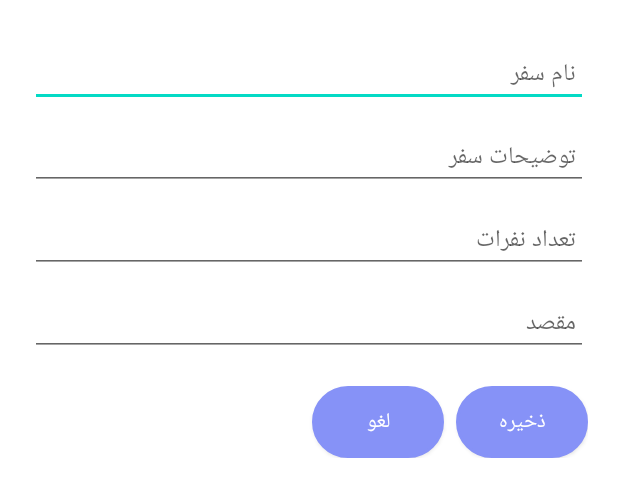
After one commit to zahmadi98/TravelPlanner, an Android app: the layout dialog_edit_trip.xml on its own in the app's theme, with its tools: preview values and no code run, on a phone screen of 412 x 824 dp. The commit adds this screen. Shown: the top 497 px of the screen. Run offline under Robolectric (Android 15) with nearby library versions, the phone set to English and light mode, and no system bars.

Commit message:
add an edit button

```diff
--- /dev/null
+++ b/app/src/main/res/layout/dialog_edit_trip.xml
@@ -0,0 +1,79 @@
+<LinearLayout xmlns:android="http://schemas.android.com/apk/res/android"
+    android:orientation="vertical"
+    android:padding="20dp"
+    android:layout_width="match_parent"
+    android:layout_height="wrap_content">
+
+    <!-- نام سفر -->
+    <EditText
+        android:id="@+id/editName"
+        android:layout_width="match_parent"
+        android:layout_height="wrap_content"
+        android:hint="نام سفر"
+        android:padding="8dp"
+        android:textColor="@color/black"
+        android:textSize="16sp"
+        android:layout_marginTop="8dp"/>
+
+    <!-- توضیحات سفر -->
+    <EditText
+        android:id="@+id/editDescription"
+        android:layout_width="match_parent"
+        android:layout_height="wrap_content"
+        android:hint="توضیحات سفر"
+        android:padding="8dp"
+        android:textColor="@color/black"
+        android:textSize="16sp"
+        android:layout_marginTop="12dp"/>
+
+    <!-- تعداد نفرات -->
+    <EditText
+        android:id="@+id/editPeopleCount"
+        android:layout_width="match_parent"
+        android:layout_height="wrap_content"
+        android:hint="تعداد نفرات"
+        android:inputType="number"
+        android:padding="8dp"
+        android:textColor="@color/black"
+        android:textSize="16sp"
+        android:layout_marginTop="12dp"/>
+
+    <!-- مقصد -->
+    <EditText
+        android:id="@+id/editDestination"
+        android:layout_width="match_parent"
+        android:layout_height="wrap_content"
+        android:hint="مقصد"
+        android:padding="8dp"
+        android:textColor="@color/black"
+        android:textSize="16sp"
+        android:layout_marginTop="12dp"/>
+
+    <!-- دکمه‌ها -->
+    <LinearLayout
+        android:layout_width="match_parent"
+        android:layout_height="wrap_content"
+        android:orientation="horizontal"
+        android:gravity="end"
+        android:layout_marginTop="20dp">
+
+        <Button
+            android:id="@+id/btnCancel"
+            android:layout_width="wrap_content"
+            android:layout_height="wrap_content"
+            android:text="لغو"
+            android:backgroundTint="@color/purple_500"
+            android:textColor="@color/white"
+            android:layout_marginEnd="8dp"
+            android:background="@drawable/formbkg"/>
+
+        <Button
+            android:id="@+id/btnSave"
+            android:layout_width="wrap_content"
+            android:layout_height="wrap_content"
+            android:text="ذخیره"
+            android:background="@drawable/formbkg"
+            android:textColor="@color/white"/>
+    </LinearLayout>
+
+</LinearLayout>
```
Also changed, not shown: app/src/main/java/com/example/travelplanner/HomeFragment.java (+52 -4 lines).
